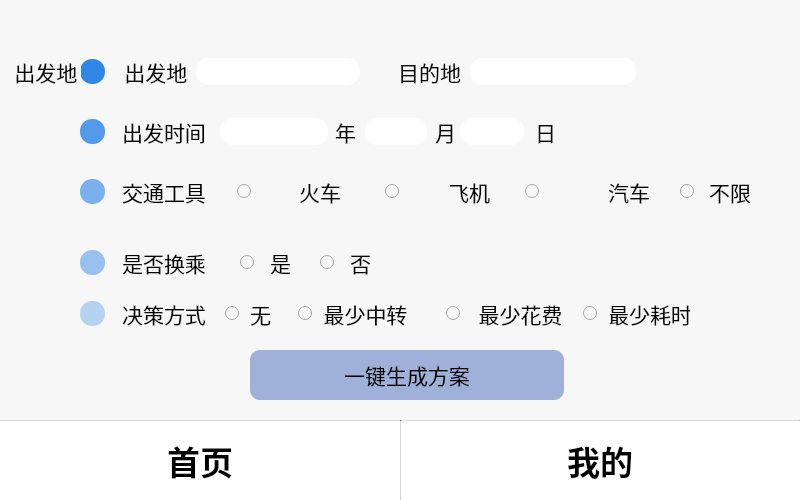
Qt form Traffic-consultation-system/UserMainPage.ui (luaming/Traffic-consultation-system) before a commit.
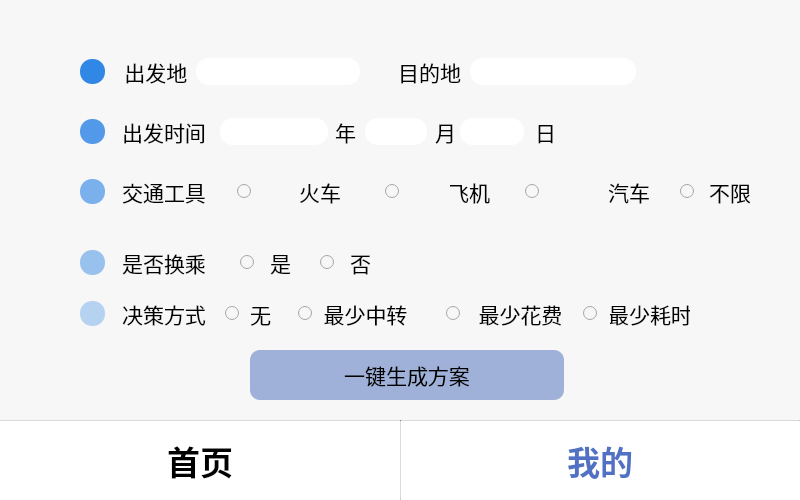
The same form after that commit. Icons and pictures are not drawn.

Diff of the .ui file:
```diff
--- a/Traffic-consultation-system/UserMainPage.ui
+++ b/Traffic-consultation-system/UserMainPage.ui
@@ -216,34 +216,6 @@
 }</string>
       </property>
      </widget>
-     <widget class="QLabel" name="label_28">
-      <property name="geometry">
-       <rect>
-        <x>0</x>
-        <y>0</y>
-        <width>81</width>
-        <height>27</height>
-       </rect>
-      </property>
-      <property name="minimumSize">
-       <size>
-        <width>81</width>
-        <height>27</height>
-       </size>
-      </property>
-      <property name="font">
-       <font>
-        <family>微软雅黑</family>
-        <pointsize>16</pointsize>
-       </font>
-      </property>
-      <property name="text">
-       <string>  出发地</string>
-      </property>
-      <property name="alignment">
-       <set>Qt::AlignCenter</set>
-      </property>
-     </widget>
     </widget>
     <widget class="QFrame" name="time">
      <property name="geometry">
@@ -1519,7 +1491,7 @@
       <x>0</x>
       <y>420</y>
       <width>800</width>
-      <height>86</height>
+      <height>80</height>
      </rect>
     </property>
     <property name="minimumSize">
@@ -1577,8 +1549,7 @@
       </font>
      </property>
      <property name="styleSheet">
-      <string notr="true">border:none
-</string>
+      <string notr="true">*{border:none;color:#5172c4;}</string>
      </property>
      <property name="text">
       <string>我的</string>
```
Left out of the diff: 36 changed lines with no effect on the pictures.
